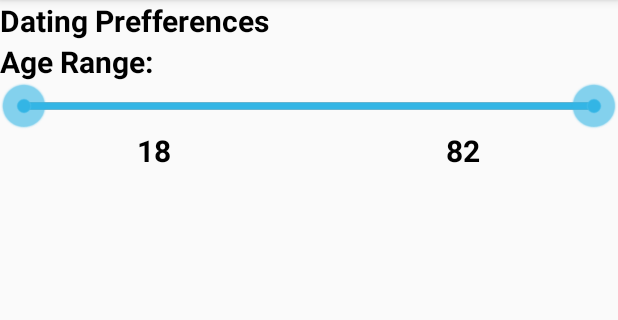
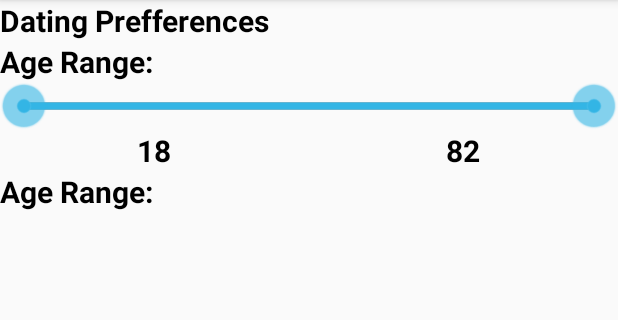
Before and after one commit to dekel2003/matchUp, an Android app: the fragment Setting shown on its own in the app's theme, on a phone screen of 412 x 824 dp, the part 84-404 px from its top. Run offline under Robolectric (Android 15) with nearby library versions, the phone set to English and light mode, and no system bars.

Commit message:
small changes

```diff
--- a/UI2/app/src/main/res/layout/fragment_setting.xml
+++ b/UI2/app/src/main/res/layout/fragment_setting.xml
@@ -52,4 +52,14 @@
             android:layout_gravity="center"
             />
     </LinearLayout>
+
+    <TextView
+        android:id="@+id/textAgeRange"
+        android:layout_width="wrap_content"
+        android:layout_height="wrap_content"
+        android:text="Age Range:"
+        android:textSize="20dp"
+        android:textColor="#000"
+        android:textStyle="bold"
+        />
 </LinearLayout>
```
Also changed, not shown: UI2/app/src/main/java/com/helperClasses/sendNotifications.java (added, +12 -0 lines), UI2/app/src/main/res/layout/tabs_view_pager_layout.xml (+7 -5 lines).
